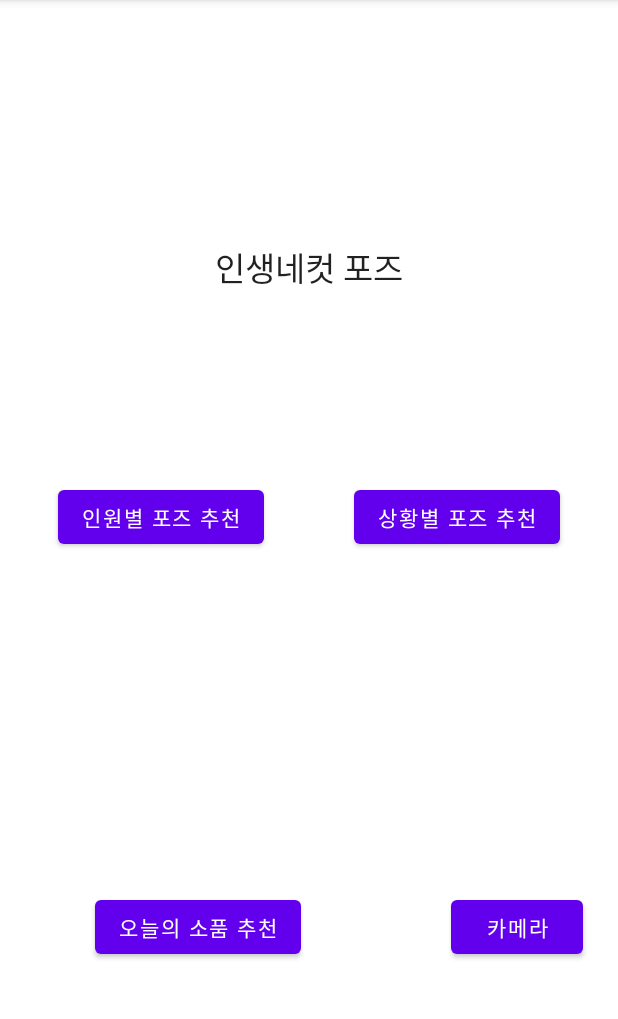
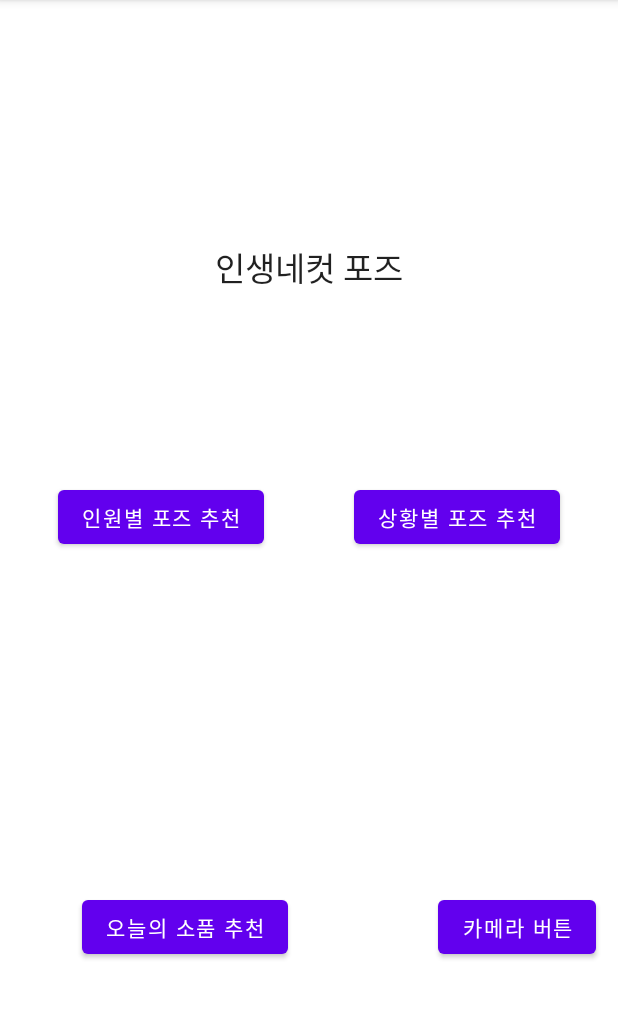
Before and after one commit to Eugenia-11/GURU2, an Android app: the screen it shows after launch (MainActivity), on a phone screen of 412 x 824 dp, the part 84-1103 px from its top. Run offline under Robolectric (Android 15) with nearby library versions, the phone set to English and light mode, and no system bars.

Commit message:
카메라 기능

```diff
--- a/app/src/main/res/layout/activity_main.xml
+++ b/app/src/main/res/layout/activity_main.xml
@@ -57,7 +57,7 @@
         android:layout_marginTop="100dp"
         android:layout_marginEnd="30dp"
         android:layout_marginBottom="100dp"
-        android:text="카메라"
+        android:text="카메라 버튼"
         app:layout_constraintBottom_toBottomOf="parent"
         app:layout_constraintEnd_toEndOf="parent"
         app:layout_constraintStart_toEndOf="@+id/button3"
```
